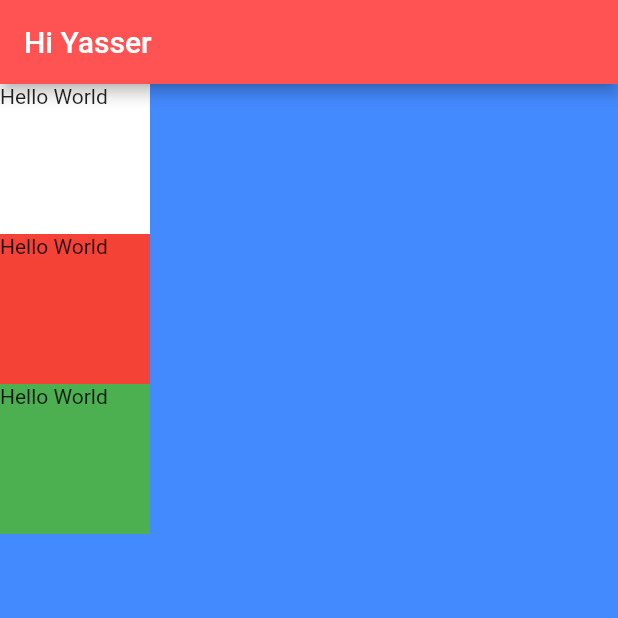
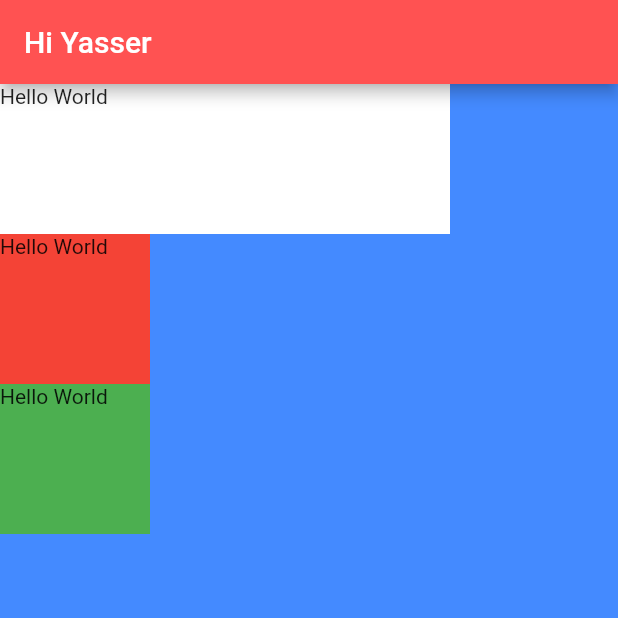
Before and after one commit to yasser2020/Business-Card, a Flutter app: the screen it shows after launch, on a phone screen of 412 x 824 dp, the top half of it. Run offline on Flutter 3.47's test engine with Material 2 defaults, Android fonts, the phone set to English and light mode, and no system bars.

```diff
--- a/lib/main.dart
+++ b/lib/main.dart
@@ -13,10 +13,10 @@ class MyApp extends StatelessWidget {
             appBar: AppBar(title: Text("Hi Yasser"), backgroundColor: Colors.redAccent),
             body: SafeArea(
                 child: Column(
-              crossAxisAlignment: CrossAxisAlignment.center,
+              crossAxisAlignment: CrossAxisAlignment.start,
               children: [
                 Container(
-                  width: 100,
+                  width: 300,
                   height: 100,
                   color: Colors.white,
                   child: Text("Hello World"),
```
Also changed, not shown: 1 other file.
